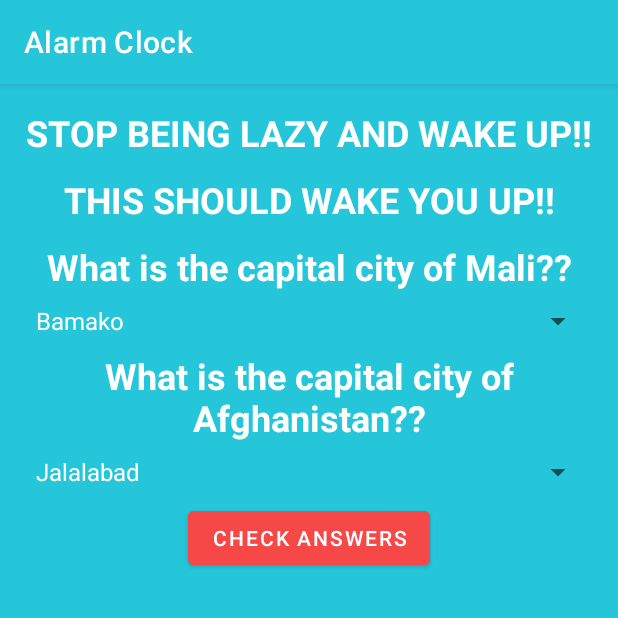
After one commit to Allen-12/Rude-Awakening, an Android app: the AlarmOff screen opened directly, with no data from a screen before it, on a phone screen of 412 x 824 dp, the top half of it. The commit adds this screen. Run offline under Robolectric (Android 15) with nearby library versions, the light colour scheme and no system bars.

Commit message:
Added Questions Sub-module Update UI

```diff
--- a/app/build.gradle
+++ b/app/build.gradle
@@ -28,6 +28,7 @@ dependencies {
 
     implementation 'androidx.appcompat:appcompat:1.1.0'
     implementation 'androidx.constraintlayout:constraintlayout:1.1.3'
+    implementation 'com.google.android.material:material:1.2.0-beta01'
     testImplementation 'junit:junit:4.12'
     androidTestImplementation 'androidx.test.ext:junit:1.1.1'
     androidTestImplementation 'androidx.test.espresso:espresso-core:3.2.0'
--- a/app/src/main/AndroidManifest.xml
+++ b/app/src/main/AndroidManifest.xml
@@ -9,6 +9,9 @@
         android:roundIcon="@mipmap/ic_launcher_round"
         android:supportsRtl="true"
         android:theme="@style/AppTheme">
+        <activity android:name=".AlarmOff">
+
+        </activity>
         <activity android:name=".MainActivity">
             <intent-filter>
                 <action android:name="android.intent.action.MAIN" />
@@ -17,11 +20,11 @@
             </intent-filter>
         </activity>
 
-        <receiver android:name=".AlarmReceiver"/>
+        <receiver android:name=".AlarmReceiver" />
 
-        <service android:name=".RingtonePlayingService" android:enabled="true">
-
-        </service>
+        <service
+            android:name=".RingtonePlayingService"
+            android:enabled="true" />
     </application>
 
 </manifest>
--- /dev/null
+++ b/app/src/main/java/com/bravo_one/alarmclock/AlarmOff.java
@@ -0,0 +1,75 @@
+package com.bravo_one.alarmclock;
+
+import androidx.appcompat.app.AppCompatActivity;
+
+import android.app.Activity;
+import android.content.Intent;
+import android.graphics.Color;
+import android.os.Bundle;
+import android.view.View;
+import android.widget.AdapterView;
+import android.widget.ArrayAdapter;
+import android.widget.Spinner;
+import android.widget.TextView;
+import android.widget.Toast;
+
+public class AlarmOff extends AppCompatActivity implements AdapterView.OnItemSelectedListener
+{
+    Spinner spinnerOne;
+    String answerOne;
+    Spinner spinnerTwo;
+    String answerTwo;
+
+    @Override
+    protected void onCreate(Bundle savedInstanceState)
+    {
+        super.onCreate(savedInstanceState);
+        setContentView(R.layout.activity_alarm_off);
+
+        spinnerOne = findViewById(R.id.answer_1);
+        ArrayAdapter<CharSequence> adapterOne = ArrayAdapter.createFromResource(this,R.array.answersOne,android.R.layout.simple_spinner_item);
+        adapterOne.setDropDownViewResource(android.R.layout.simple_spinner_dropdown_item);
+        if (spinnerOne != null)
+        {
+            spinnerOne.setOnItemSelectedListener(this);
+            spinnerOne.setAdapter(adapterOne);
+        }
+
+        spinnerTwo = findViewById(R.id.answer_2);
+        ArrayAdapter<CharSequence> adapterTwo = ArrayAdapter.createFromResource(this,R.array.answersTwo,android.R.layout.simple_spinner_item);
+        adapterTwo.setDropDownViewResource(android.R.layout.simple_spinner_dropdown_item);
+        if (spinnerTwo != null)
+        {
+            spinnerTwo.setOnItemSelectedListener(this);
+            spinnerTwo.setAdapter(adapterTwo);
+        }
+    }
+
+    public void checkAnswers(View view)
+    {
+        if (answerOne.equals("Bamako") && answerTwo.equals("Kabul"))
+        {
+            Intent intent = new Intent(getApplicationContext(),MainActivity.class);
+            startActivity(intent);
+        }
+        else
+        {
+            Toast.makeText(this,"WRONG ANSWER!!! WAKE UP",Toast.LENGTH_LONG).show();
+        }
+    }
+
+    @Override
+    public void onItemSelected(AdapterView<?> parent, View view, int position, long id)
+    {
+        answerOne = spinnerOne.getSelectedItem().toString();
+        answerTwo = spinnerTwo.getSelectedItem().toString();
+        ((TextView)parent.getChildAt(0)).setTextColor(Color.WHITE);
+//        Toast.makeText(this,answerTwo,Toast.LENGTH_SHORT).show();
+    }
+
+    @Override
+    public void onNothingSelected(AdapterView<?> parent)
+    {
+
+    }
+}
--- a/app/src/main/java/com/bravo_one/alarmclock/RingtonePlayingService.java
+++ b/app/src/main/java/com/bravo_one/alarmclock/RingtonePlayingService.java
@@ -45,9 +45,9 @@ public class RingtonePlayingService extends Service
 //      Setup the Notification Service
         NotificationManager notificationManager = (NotificationManager)getSystemService(NOTIFICATION_SERVICE);
 //      Setup an intent that goes to the main activity when the Notification is clicked
-        Intent intentMainActivity = new Intent(getApplicationContext(),MainActivity.class);
+        Intent intentAlarmOff = new Intent(getApplicationContext(),AlarmOff.class);
 //      Setup a pending intent which will be used to open the main activity once the notification is clicked
-        PendingIntent pendingIntent = PendingIntent.getActivity(this,0,intentMainActivity,0);
+        PendingIntent pendingIntent = PendingIntent.getActivity(this,0,intentAlarmOff,0);
 //      Create the notification and its parameters
         Notification  notification = new Notification.Builder(this)
                 .setContentTitle("Your Alarm is Going Off!!")
--- /dev/null
+++ b/app/src/main/res/layout/activity_alarm_off.xml
@@ -0,0 +1,91 @@
+<?xml version="1.0" encoding="utf-8"?>
+<RelativeLayout xmlns:android="http://schemas.android.com/apk/res/android"
+    xmlns:app="http://schemas.android.com/apk/res-auto"
+    xmlns:tools="http://schemas.android.com/tools"
+    android:layout_width="match_parent"
+    android:layout_height="match_parent"
+    tools:context=".AlarmOff"
+    android:paddingTop="16dp"
+    android:paddingBottom="16dp"
+    android:paddingLeft="16dp"
+    android:paddingRight="16dp"
+    android:background="#26C6DA">
+
+    <TextView
+        android:id="@+id/text_view_1"
+        android:layout_width="match_parent"
+        android:layout_height="wrap_content"
+        android:text="@string/stop_being_lazy_and_wake_up"
+        android:textSize="24sp"
+        android:textStyle="bold"
+        android:textAlignment="center"
+        android:textColor="@android:color/white"
+        android:layout_centerHorizontal="true"
+        android:layout_marginBottom="12dp"/>
+
+    <TextView
+        android:id="@+id/text_view_2"
+        android:layout_width="match_parent"
+        android:layout_height="wrap_content"
+        android:layout_below="@id/text_view_1"
+        android:text="@string/this_should_wake_you_up"
+        android:textSize="24sp"
+        android:textStyle="bold"
+        android:textColor="@android:color/white"
+        android:textAlignment="center"
+        android:layout_centerHorizontal="true"
+        android:layout_marginBottom="12dp"/>
+
+    <TextView
+        android:id="@+id/question_1"
+        android:layout_width="match_parent"
+        android:layout_height="wrap_content"
+        android:layout_below="@id/text_view_2"
+        android:text="@string/what_is_the_capital_city_of_mali"
+        android:textSize="24sp"
+        android:textStyle="bold"
+        android:textColor="@android:color/white"
+        android:textAlignment="center"
+        android:layout_centerHorizontal="true"
+        android:layout_marginBottom="8dp"/>
+
+    <Spinner
+        android:id="@+id/answer_1"
+        android:layout_width="match_parent"
+        android:layout_height="wrap_content"
+        android:layout_below="@id/question_1"
+        android:layout_centerHorizontal="true"
+        android:layout_marginBottom="8dp"
+        />
+
+    <TextView
+        android:id="@+id/question_2"
+        android:layout_width="match_parent"
+        android:layout_height="wrap_content"
+        android:layout_below="@id/answer_1"
+        android:text="@string/what_is_the_capital_city_of_afghanistan"
+        android:textSize="24sp"
+        android:textStyle="bold"
+        android:textColor="@android:color/white"
+        android:textAlignment="center"
+        android:layout_centerHorizontal="true"
+        android:layout_marginBottom="8dp"/>
+
+    <Spinner
+        android:id="@+id/answer_2"
+        android:layout_width="match_parent"
+        android:layout_height="wrap_content"
+        android:layout_below="@id/question_2"
+        android:layout_centerHorizontal="true"
+        android:layout_marginBottom="8dp"/>
+    <Button
+        android:id="@+id/check_answers"
+        android:layout_width="wrap_content"
+        android:layout_height="wrap_content"
+        android:text="@string/check_answers"
+        android:layout_below="@id/answer_2"
+        android:layout_centerHorizontal="true"
+        android:textColor="@android:color/white"
+        android:onClick="checkAnswers"
+        android:backgroundTint="#f74848"/>
+</RelativeLayout>
--- a/app/src/main/res/layout/activity_main.xml
+++ b/app/src/main/res/layout/activity_main.xml
@@ -35,7 +35,8 @@
         android:layout_alignParentStart="true"
         android:text="@string/set_alarm"
         android:layout_marginBottom="4dp"
-        android:onClick="setAlarm"/>
+        android:onClick="setAlarm"
+        android:backgroundTint="#f74848"/>
 
     <Button
         android:id="@+id/turn_off_alarm"
@@ -46,7 +47,8 @@
         android:layout_alignEnd="@id/set_alarm"
         android:text="@string/turn_off_alarm"
         android:layout_marginBottom="8dp"
-        android:onClick="turnOffAlarm"/>
+        android:onClick="turnOffAlarm"
+        android:backgroundTint="#f74848"/>
 
     <Spinner
         android:id="@+id/audio_spinner"
--- a/app/src/main/res/values/colors.xml
+++ b/app/src/main/res/values/colors.xml
@@ -1,6 +1,6 @@
 <?xml version="1.0" encoding="utf-8"?>
 <resources>
-    <color name="colorPrimary">#6200EE</color>
+    <color name="colorPrimary">#26C6DA</color>
     <color name="colorPrimaryDark">#3700B3</color>
     <color name="colorAccent">#03DAC5</color>
 </resources>
--- a/app/src/main/res/values/strings.xml
+++ b/app/src/main/res/values/strings.xml
@@ -1,11 +1,16 @@
 <resources>
-    <string name="app_name">AlarmClock</string>
+    <string name="app_name">Alarm Clock</string>
     <string name="set_an_alarm">Set an alarm</string>
     <string name="set_alarm">Set Alarm</string>
     <string name="did_you_set_an_alarm">Did you set an alarm?</string>
     <string name="turn_off_alarm">Turn Off Alarm</string>
     <string name="update_text_1"> </string>
     <string name="update_text_2">Alarm Off</string>
+    <string name="stop_being_lazy_and_wake_up">STOP BEING LAZY AND WAKE UP!!</string>
+    <string name="this_should_wake_you_up">THIS SHOULD WAKE YOU UP!!</string>
+    <string name="what_is_the_capital_city_of_mali">What is the capital city of Mali??</string>
+    <string name="what_is_the_capital_city_of_afghanistan">What is the capital city of Afghanistan??</string>
+    <string name="check_answers">Check Answers</string>
     <string-array name="audios">
         <item> Pick an audio </item>
         <item> One </item>
@@ -14,4 +19,14 @@
         <item> Four </item>
         <item> Five </item>
     </string-array>
+    <string-array name="answersOne">
+        <item> Bamako </item>
+        <item> Ouagadougou </item>
+    </string-array>
+
+    <string-array name="answersTwo">
+        <item> Jalalabad </item>
+        <item> Kabul </item>
+        <item> Kandahar </item>
+    </string-array>
 </resources>
--- a/app/src/main/res/values/styles.xml
+++ b/app/src/main/res/values/styles.xml
@@ -1,11 +1,9 @@
 <resources>
-
     <!-- Base application theme. -->
-    <style name="AppTheme" parent="Theme.AppCompat.Light.DarkActionBar">
+    <style name="AppTheme" parent="Theme.MaterialComponents.Light.DarkActionBar">
         <!-- Customize your theme here. -->
         <item name="colorPrimary">@color/colorPrimary</item>
         <item name="colorPrimaryDark">@color/colorPrimaryDark</item>
         <item name="colorAccent">@color/colorAccent</item>
     </style>
-
 </resources>
--- a/build.gradle
+++ b/build.gradle
@@ -5,11 +5,9 @@ buildscript {
     repositories {
         google()
         jcenter()
-
     }
     dependencies {
         classpath 'com.android.tools.build:gradle:3.6.3'
-
 
         // NOTE: Do not place your application dependencies here; they belong
         // in the individual module build.gradle files
@@ -20,7 +18,6 @@ allprojects {
     repositories {
         google()
         jcenter()
-
     }
 }
 
```
